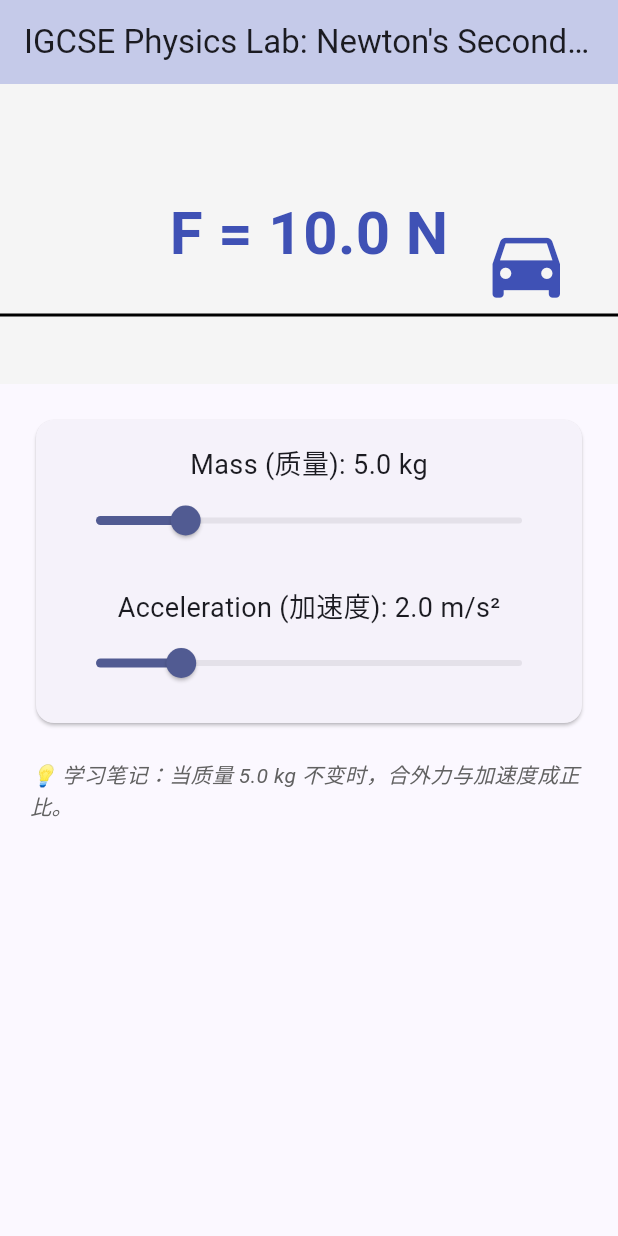
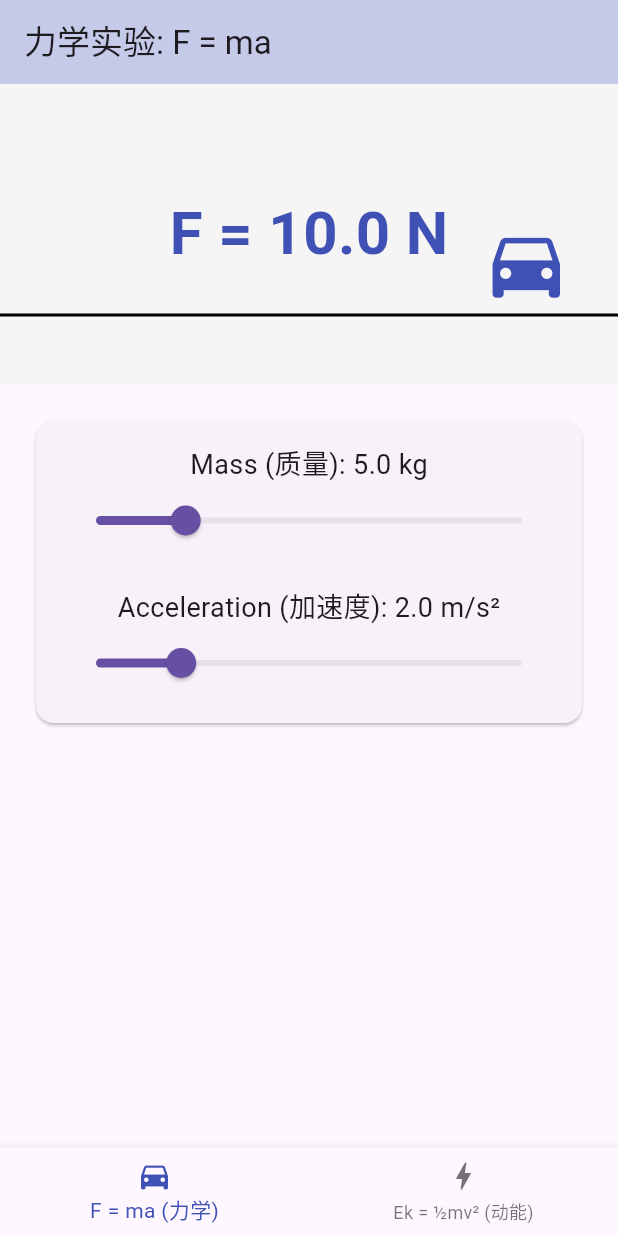
Before and after one commit to ferc5578-eng/physics_a1_coach, a Flutter app: the screen it shows after launch, on a phone screen of 412 x 824 dp. Run offline on Flutter 3.47's test engine with Material 3 defaults, Android fonts, the phone set to English and light mode, and no system bars.

Commit message:
add kinetic energy module

```diff
--- a/lib/main.dart
+++ b/lib/main.dart
@@ -1,5 +1,4 @@
 import 'package:flutter/material.dart';
-import 'dart:math' as math;
 
 void main() => runApp(PhysicsApp());
 
@@ -8,23 +7,142 @@ class PhysicsApp extends StatelessWidget {
   Widget build(BuildContext context) {
     return MaterialApp(
       debugShowCheckedModeBanner: false,
-      theme: ThemeData(
-        useMaterial3: true,
-        colorScheme: ColorScheme.fromSeed(seedColor: Colors.indigo, brightness: Brightness.light),
-      ),
-      home: PhysicsLabPage(),
+      theme: ThemeData(useMaterial3: true),
+      home: MainNavigation(), // 升级为带底部导航栏的主框架
     );
   }
 }
 
-class PhysicsLabPage extends StatefulWidget {
+// === 导航框架 (负责切换不同的实验) ===
+class MainNavigation extends StatefulWidget {
   @override
-  _PhysicsLabPageState createState() => _PhysicsLabPageState();
+  _MainNavigationState createState() => _MainNavigationState();
 }
 
-class _PhysicsLabPageState extends State<PhysicsLabPage> with SingleTickerProviderStateMixin {
+class _MainNavigationState extends State<MainNavigation> {
+  int _currentIndex = 0;
+  // 存放我们的两个物理实验模块
+  final List<Widget> _labs = [NewtonsLawLab(), KineticEnergyLab()];
+
+  @override
+  Widget build(BuildContext context) {
+    return Scaffold(
+      body: _labs[_currentIndex],
+      bottomNavigationBar: BottomNavigationBar(
+        currentIndex: _currentIndex,
+        onTap: (index) => setState(() => _currentIndex = index),
+        selectedItemColor: Colors.indigo,
+        items: [
+          BottomNavigationBarItem(icon: Icon(Icons.directions_car), label: 'F = ma (力学)'),
+          BottomNavigationBarItem(icon: Icon(Icons.bolt), label: 'Ek = ½mv² (动能)'),
+        ],
+      ),
+    );
+  }
+}
+
+// === 新增模块：动能实验室 ===
+class KineticEnergyLab extends StatefulWidget {
+  @override
+  _KineticEnergyLabState createState() => _KineticEnergyLabState();
+}
+
+class _KineticEnergyLabState extends State<KineticEnergyLab> {
   double mass = 5.0; // kg
-  double acceleration = 2.0; // m/s²
+  double velocity = 5.0; // m/s
+
+  @override
+  Widget build(BuildContext context) {
+    // 实时计算动能
+    double kineticEnergy = 0.5 * mass * velocity * velocity;
+    double maxEnergy = 0.5 * 20 * 20 * 20; // 设定滑块最大值时的总能量 4000J
+
+    return Scaffold(
+      appBar: AppBar(title: Text('动能实验: Ek = ½mv²'), backgroundColor: Colors.amber.shade100),
+      body: Column(
+        children: [
+          // 1. 动态模拟区 (能量槽)
+          Container(
+            height: 250,
+            padding: EdgeInsets.all(20),
+            color: Colors.grey.shade50,
+            child: Row(
+              mainAxisAlignment: MainAxisAlignment.spaceEvenly,
+              crossAxisAlignment: CrossAxisAlignment.end,
+              children: [
+                // 能量柱
+                Column(
+                  mainAxisAlignment: MainAxisAlignment.end,
+                  children: [
+                    Text('${kineticEnergy.toInt()} J', style: TextStyle(fontSize: 24, fontWeight: FontWeight.bold, color: Colors.amber.shade800)),
+                    SizedBox(height: 10),
+                    Container(
+                      width: 60, height: 150,
+                      decoration: BoxDecoration(border: Border.all(color: Colors.grey), borderRadius: BorderRadius.circular(10)),
+                      alignment: Alignment.bottomCenter,
+                      child: FractionallySizedBox(
+                        heightFactor: kineticEnergy / maxEnergy, // 动态高度
+                        child: Container(decoration: BoxDecoration(color: Colors.amber, borderRadius: BorderRadius.circular(8))),
+                      ),
+                    ),
+                    SizedBox(height: 10),
+                    Text('Energy Tank', style: TextStyle(fontWeight: FontWeight.bold)),
+                  ],
+                ),
+                // 公式推导展示
+                Column(
+                  mainAxisAlignment: MainAxisAlignment.center,
+                  children: [
+                    Text('E_k = ½ m v²', style: TextStyle(fontSize: 28, fontStyle: FontStyle.italic)),
+                    SizedBox(height: 20),
+                    Text('½ × ${mass.toStringAsFixed(1)} × (${velocity.toStringAsFixed(1)})² \n= ${kineticEnergy.toStringAsFixed(1)} Joules',
+                      textAlign: TextAlign.center, style: TextStyle(fontSize: 18)),
+                  ],
+                )
+              ],
+            ),
+          ),
+
+          // 2. 控制区
+          Expanded(
+            child: ListView(
+              padding: EdgeInsets.all(20),
+              children: [
+                Card(
+                  child: Padding(
+                    padding: EdgeInsets.all(16),
+                    child: Column(
+                      children: [
+                        Text('Mass (质量 m): ${mass.toStringAsFixed(1)} kg', style: TextStyle(fontSize: 18)),
+                        Slider(value: mass, min: 1, max: 20, onChanged: (v) => setState(() => mass = v), activeColor: Colors.amber),
+                        SizedBox(height: 20),
+                        Text('Velocity (速度 v): ${velocity.toStringAsFixed(1)} m/s', style: TextStyle(fontSize: 18)),
+                        Slider(value: velocity, min: 0, max: 20, onChanged: (v) => setState(() => velocity = v), activeColor: Colors.amber),
+                      ],
+                    ),
+                  ),
+                ),
+                SizedBox(height: 20),
+                Text('💡 学习笔记：拖动速度滑块时，注意观察左侧能量槽的“暴涨”。因为速度是平方关系，它对动能的影响远大于质量！',
+                  style: TextStyle(fontStyle: FontStyle.italic, color: Colors.grey.shade700)),
+              ],
+            ),
+          ),
+        ],
+      ),
+    );
+  }
+}
+
+// === 保留之前的模块：牛顿第二定律 ===
+class NewtonsLawLab extends StatefulWidget {
+  @override
+  _NewtonsLawLabState createState() => _NewtonsLawLabState();
+}
+
+class _NewtonsLawLabState extends State<NewtonsLawLab> with SingleTickerProviderStateMixin {
+  double mass = 5.0;
+  double acceleration = 2.0;
   late AnimationController _controller;
 
   @override
@@ -42,23 +160,17 @@ class _PhysicsLabPageState extends State<PhysicsLabPage> with SingleTickerProvid
   @override
   Widget build(BuildContext context) {
     double force = mass * acceleration;
-    // 根据加速度改变小车动画速度
     _controller.duration = Duration(milliseconds: (2000 / (acceleration.abs() + 0.1)).toInt());
 
     return Scaffold(
-      appBar: AppBar(
-        title: Text('IGCSE Physics Lab: Newton\'s Second Law'),
-        backgroundColor: Colors.indigo.shade100,
-      ),
+      appBar: AppBar(title: Text('力学实验: F = ma'), backgroundColor: Colors.indigo.shade100),
       body: Column(
         children: [
-          // 1. 动态模拟区
           Container(
-            height: 200,
-            color: Colors.grey.shade100,
+            height: 200, color: Colors.grey.shade100,
             child: Stack(
               children: [
-                Center(child: Text("F = $force N", style: TextStyle(fontSize: 40, fontWeight: FontWeight.bold, color: Colors.indigo))),
+                Center(child: Text("F = ${force.toStringAsFixed(1)} N", style: TextStyle(fontSize: 40, fontWeight: FontWeight.bold, color: Colors.indigo))),
                 AnimatedBuilder(
                   animation: _controller,
                   builder: (context, child) {
@@ -73,8 +185,6 @@ class _PhysicsLabPageState extends State<PhysicsLabPage> with SingleTickerProvid
               ],
             ),
           ),
-
-          // 2. 控制区
           Expanded(
             child: ListView(
               padding: EdgeInsets.all(20),
@@ -85,24 +195,13 @@ class _PhysicsLabPageState extends State<PhysicsLabPage> with SingleTickerProvid
                     child: Column(
                       children: [
                         Text('Mass (质量): ${mass.toStringAsFixed(1)} kg', style: TextStyle(fontSize: 18)),
-                        Slider(
-                          value: mass, min: 1, max: 20,
-                          onChanged: (v) => setState(() => mass = v),
-                        ),
+                        Slider(value: mass, min: 1, max: 20, onChanged: (v) => setState(() => mass = v)),
                         SizedBox(height: 20),
                         Text('Acceleration (加速度): ${acceleration.toStringAsFixed(1)} m/s²', style: TextStyle(fontSize: 18)),
-                        Slider(
-                          value: acceleration, min: 0, max: 10,
-                          onChanged: (v) => setState(() => acceleration = v),
-                        ),
+                        Slider(value: acceleration, min: 0, max: 10, onChanged: (v) => setState(() => acceleration = v)),
                       ],
                     ),
                   ),
-                ),
-                SizedBox(height: 20),
-                Text(
-                  '💡 学习笔记：当质量 $mass kg 不变时，合外力与加速度成正比。',
-                  style: TextStyle(fontStyle: FontStyle.italic, color: Colors.grey.shade700),
                 ),
               ],
             ),
```
